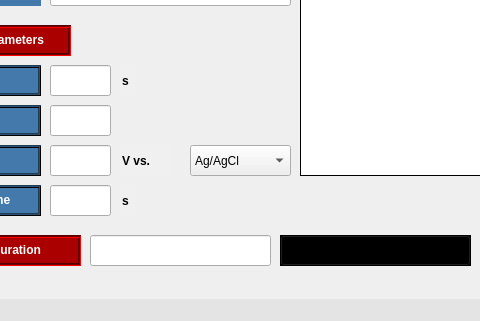
Above: GUI/designer_files/CA_gui.ui from juami/pytentiostat before the change; both pictures show x 130 to 610 and y 155 to 476 of the 808 by 476 pixel window. Below: the same form after it.
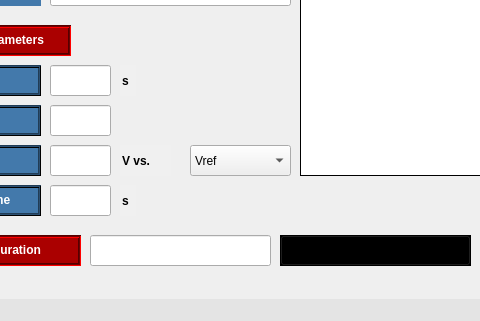
That is the form after the change. Icons and pictures are not drawn.

Commit message: Updating ca ui to incorporate vref changes

```diff
--- a/GUI/designer_files/CA_gui.ui
+++ b/GUI/designer_files/CA_gui.ui
@@ -7555,14 +7555,14 @@
      <bool>false</bool>
     </property>
     <property name="currentText">
-     <string>Ag/AgCl</string>
+     <string>Vref</string>
     </property>
     <property name="insertPolicy">
      <enum>QComboBox::InsertAtBottom</enum>
     </property>
     <item>
      <property name="text">
-      <string>Ag/AgCl</string>
+      <string>Vref</string>
      </property>
     </item>
     <item>
```
Left out of the diff: 8 changed lines with no effect on the pictures.
